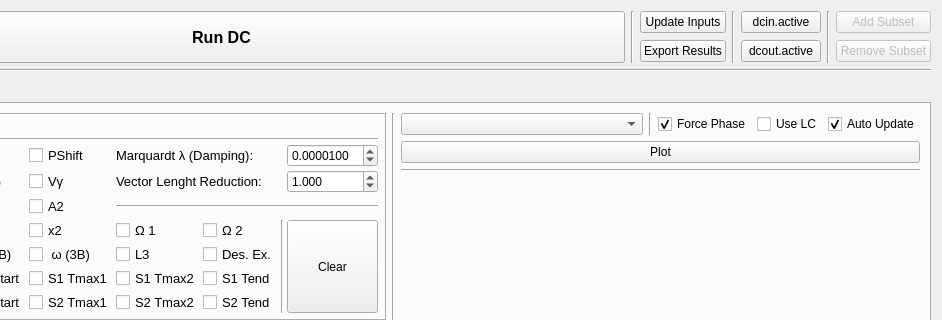
First picture: the form in resources/dc_widget.ui, repository Varnani/pywd2015-qt5, before the edit; both pictures show x 413 to 1355 and y 0 to 320 of the 1355 by 700 pixel window.
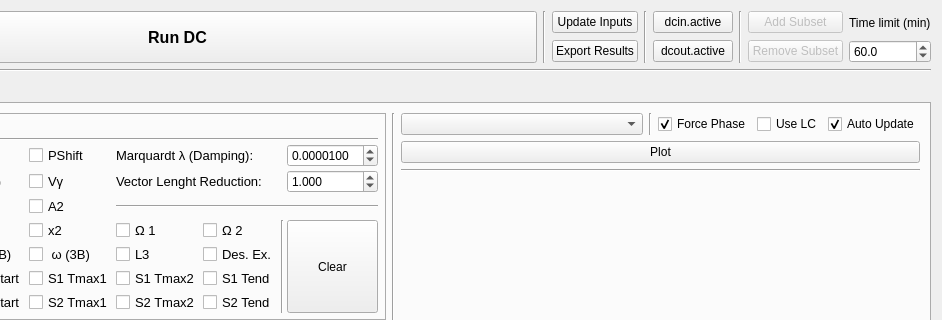
Second picture: the form after the edit.

```diff
--- a/resources/dc_widget.ui
+++ b/resources/dc_widget.ui
@@ -22,6 +22,19 @@
   <layout class="QVBoxLayout" name="verticalLayout_9">
    <item>
     <layout class="QGridLayout" name="gridLayout">
+     <item row="0" column="9">
+      <widget class="QLabel" name="timeout_label">
+       <property name="text"><string>Time limit (min)</string></property>
+      </widget>
+     </item>
+     <item row="1" column="9">
+      <widget class="QDoubleSpinBox" name="timeout_spinbox">
+       <property name="decimals"><number>1</number></property>
+       <property name="minimum"><double>0.1</double></property>
+       <property name="maximum"><double>10080.0</double></property>
+       <property name="value"><double>60.0</double></property>
+      </widget>
+     </item>
      <item row="1" column="4">
       <widget class="QPushButton" name="exportresults_btn">
        <property name="enabled">
```
